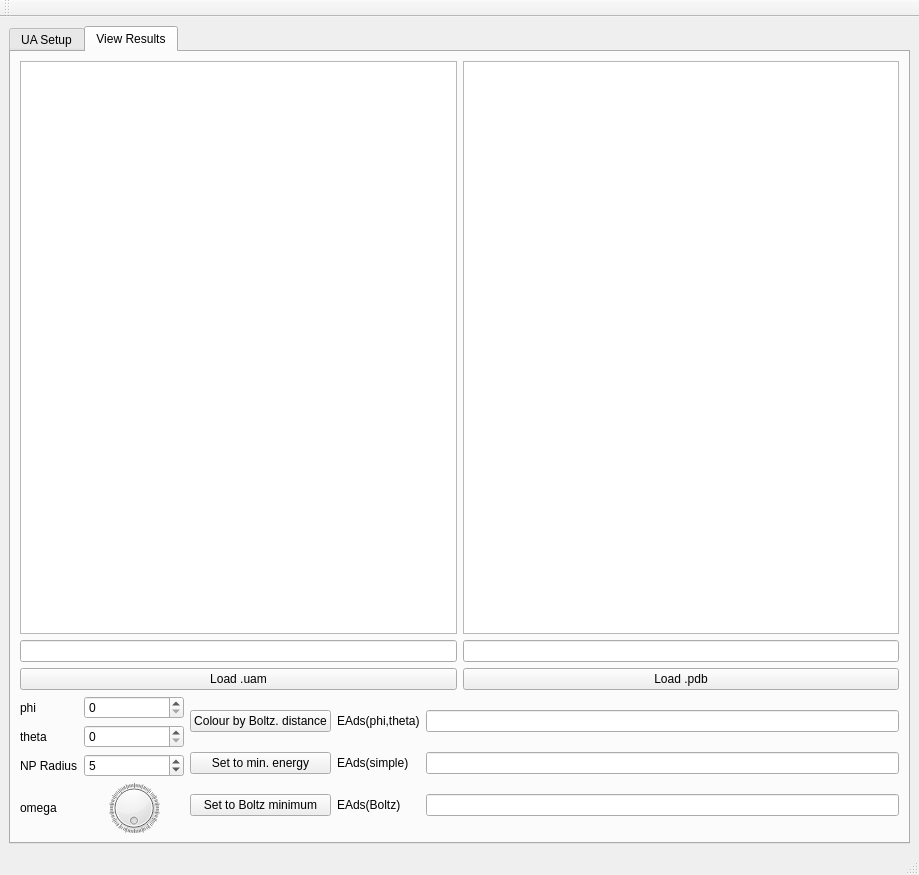
The window that UAQuickRun/src/mainwindow.ui (ucd-softmatterlab/NPCoronaPredict) describes before a commit, drawn with Qt 5.
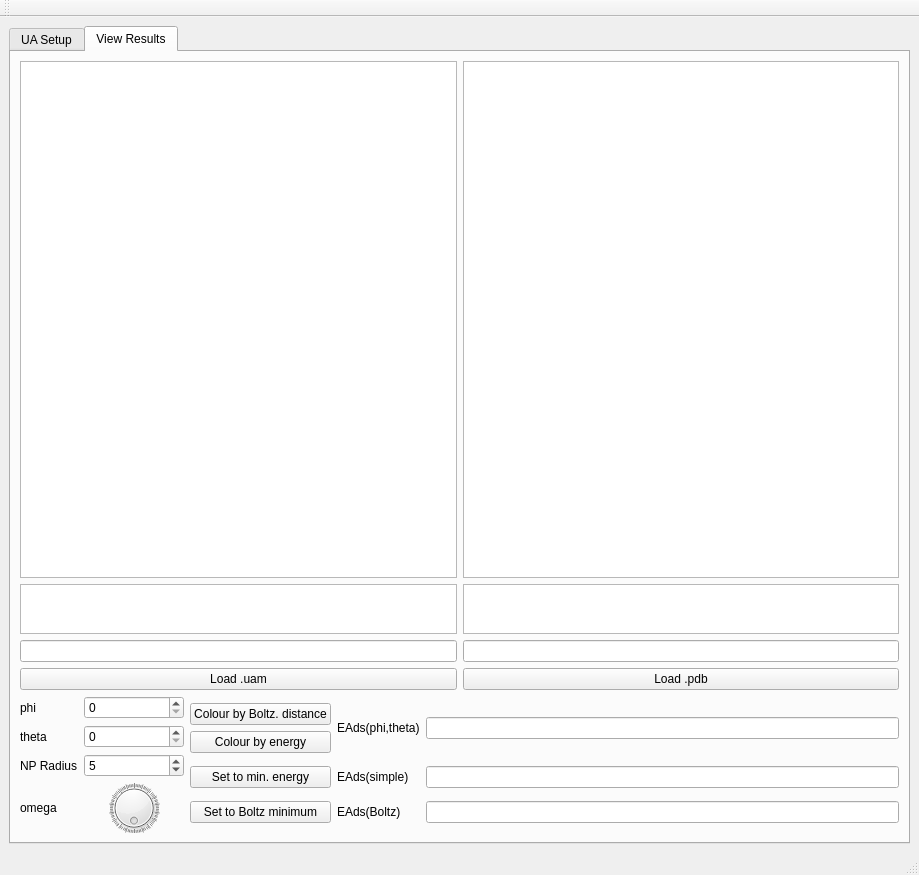
The same window after the commit. The open tabs and pages were chosen to show the change.

Diff of the .ui file:
```diff
--- a/UAQuickRun/src/mainwindow.ui
+++ b/UAQuickRun/src/mainwindow.ui
@@ -20,7 +20,7 @@
       <item row="1" column="0">
        <widget class="QTabWidget" name="tabWidget">
         <property name="currentIndex">
-         <number>1</number>
+         <number>0</number>
         </property>
         <widget class="QWidget" name="tab">
          <attribute name="title">
@@ -336,6 +336,42 @@
               </item>
              </layout>
             </item>
+            <item>
+             <layout class="QHBoxLayout" name="horizontalLayout_13">
+              <item>
+               <widget class="QGraphicsView" name="heatmapScaleBar">
+                <property name="sizePolicy">
+                 <sizepolicy hsizetype="Expanding" vsizetype="Fixed">
+                  <horstretch>0</horstretch>
+                  <verstretch>0</verstretch>
+                 </sizepolicy>
+                </property>
+                <property name="maximumSize">
+                 <size>
+                  <width>16777215</width>
+                  <height>50</height>
+                 </size>
+                </property>
+               </widget>
+              </item>
+              <item>
+               <widget class="QGraphicsView" name="pdbColourScaleBar">
+                <property name="sizePolicy">
+                 <sizepolicy hsizetype="Expanding" vsizetype="Fixed">
+                  <horstretch>0</horstretch>
+                  <verstretch>0</verstretch>
+                 </sizepolicy>
+                </property>
+                <property name="maximumSize">
+                 <size>
+                  <width>16777215</width>
+                  <height>50</height>
+                 </size>
+                </property>
+               </widget>
+              </item>
+             </layout>
+            </item>
             <item>
              <layout class="QHBoxLayout" name="horizontalLayout_10">
               <item>
@@ -444,6 +480,16 @@
               </item>
               <item>
                <layout class="QGridLayout" name="gridLayout_4">
+                <item row="0" column="3">
+                 <widget class="QLineEdit" name="energyOutBox">
+                  <property name="acceptDrops">
+                   <bool>false</bool>
+                  </property>
+                  <property name="readOnly">
+                   <bool>true</bool>
+                  </property>
+                 </widget>
+                </item>
                 <item row="1" column="2">
                  <widget class="QLabel" name="label_7">
                   <property name="text">
@@ -451,6 +497,20 @@
                   </property>
                  </widget>
                 </item>
+                <item row="2" column="1">
+                 <widget class="QPushButton" name="findBoltzMinButton">
+                  <property name="text">
+                   <string>Set to Boltz minimum</string>
+                  </property>
+                 </widget>
+                </item>
+                <item row="0" column="2">
+                 <widget class="QLabel" name="label_6">
+                  <property name="text">
+                   <string>EAds(phi,theta)</string>
+                  </property>
+                 </widget>
+                </item>
                 <item row="2" column="2">
                  <widget class="QLabel" name="label_8">
                   <property name="text">
@@ -468,16 +528,6 @@
                   </property>
                  </widget>
                 </item>
-                <item row="0" column="3">
-                 <widget class="QLineEdit" name="energyOutBox">
-                  <property name="acceptDrops">
-                   <bool>false</bool>
-                  </property>
-                  <property name="readOnly">
-                   <bool>true</bool>
-                  </property>
-                 </widget>
-                </item>
                 <item row="2" column="3">
                  <widget class="QLineEdit" name="boltzOutBox">
                   <property name="acceptDrops">
@@ -488,20 +538,6 @@
                   </property>
                  </widget>
                 </item>
-                <item row="0" column="2">
-                 <widget class="QLabel" name="label_6">
-                  <property name="text">
-                   <string>EAds(phi,theta)</string>
-                  </property>
-                 </widget>
-                </item>
-                <item row="0" column="1">
-                 <widget class="QPushButton" name="colourBoltz">
-                  <property name="text">
-                   <string>Colour by Boltz. distance</string>
-                  </property>
-                 </widget>
-                </item>
                 <item row="1" column="1">
                  <widget class="QPushButton" name="findMinEnergyButton">
                   <property name="text">
@@ -509,12 +545,23 @@
                   </property>
                  </widget>
                 </item>
-                <item row="2" column="1">
-                 <widget class="QPushButton" name="findBoltzMinButton">
-                  <property name="text">
-                   <string>Set to Boltz minimum</string>
-                  </property>
-                 </widget>
+                <item row="0" column="1">
+                 <layout class="QVBoxLayout" name="verticalLayout_8">
+                  <item>
+                   <widget class="QPushButton" name="colourBoltz">
+                    <property name="text">
+                     <string>Colour by Boltz. distance</string>
+                    </property>
+                   </widget>
+                  </item>
+                  <item>
+                   <widget class="QPushButton" name="colourEnergy">
+                    <property name="text">
+                     <string>Colour by energy</string>
+                    </property>
+                   </widget>
+                  </item>
+                 </layout>
                 </item>
                </layout>
               </item>
```
